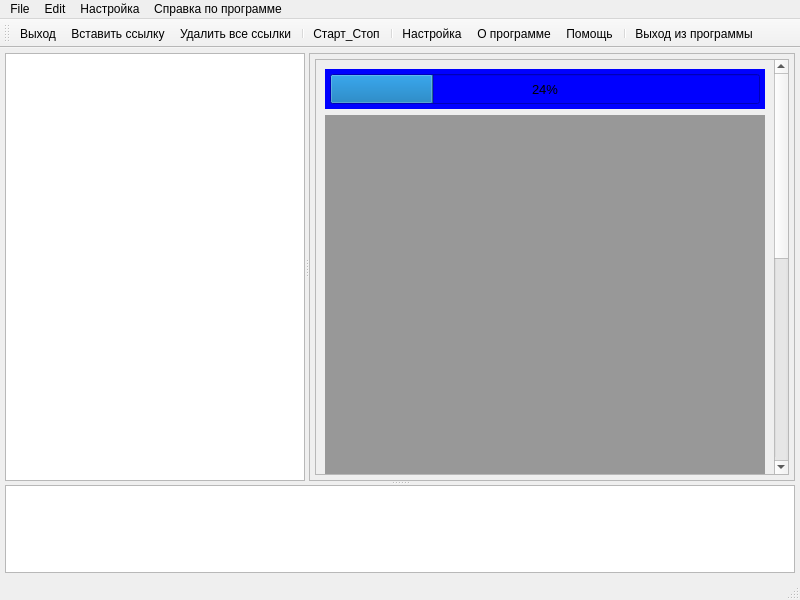
lisitsinyr/YOUTUBE_PY, file YOUTUBE_FormMain.ui: the form before one commit.
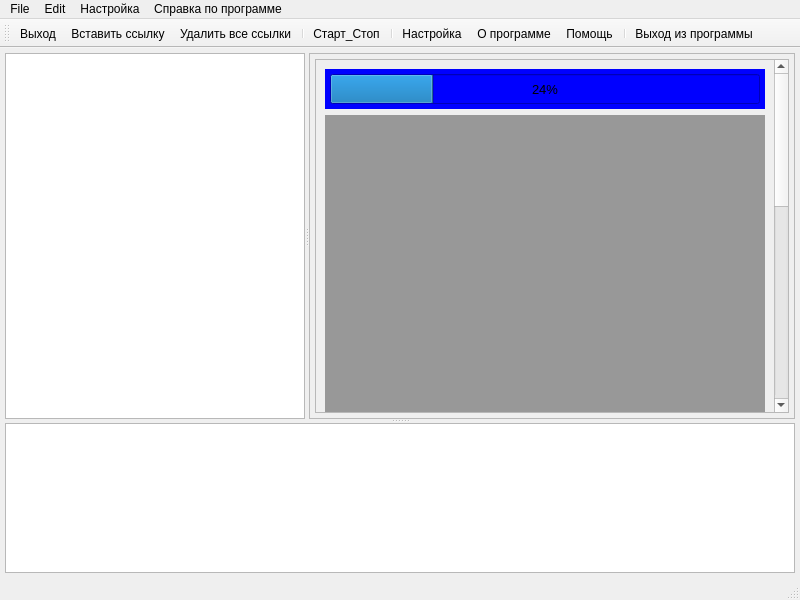
The form after the commit. Icons and pictures are not drawn.

What changed in the file:
```diff
--- a/YOUTUBE_FormMain.ui
+++ b/YOUTUBE_FormMain.ui
@@ -336,7 +336,7 @@
        <property name="minimumSize">
         <size>
          <width>300</width>
-         <height>0</height>
+         <height>150</height>
         </size>
        </property>
        <property name="maximumSize">
```
Left out of the diff: 3 changed lines with no effect on the pictures.
